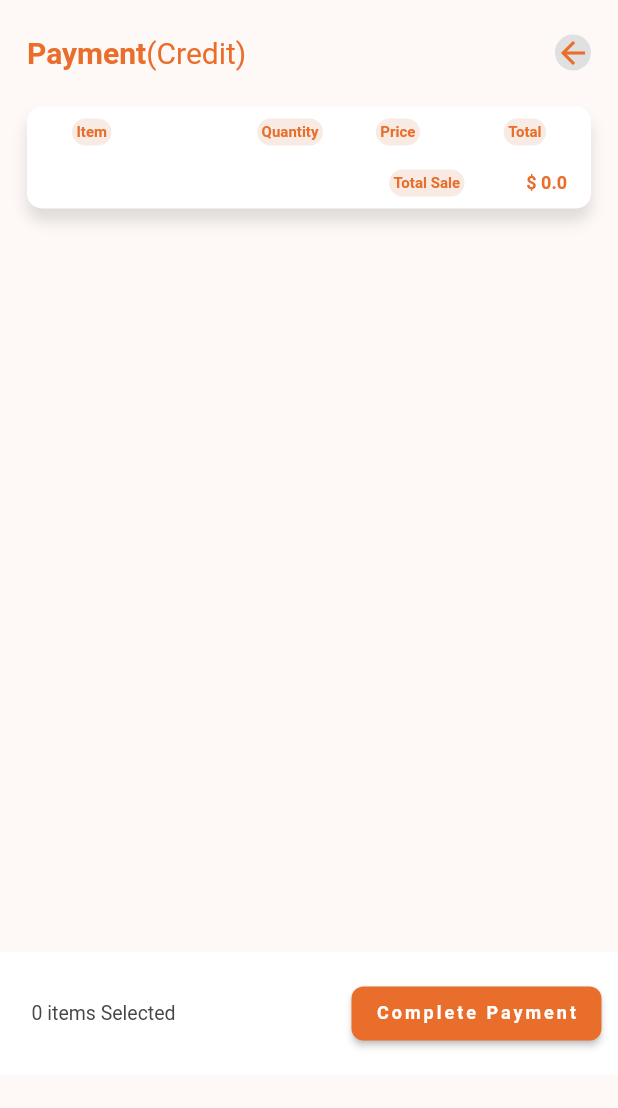
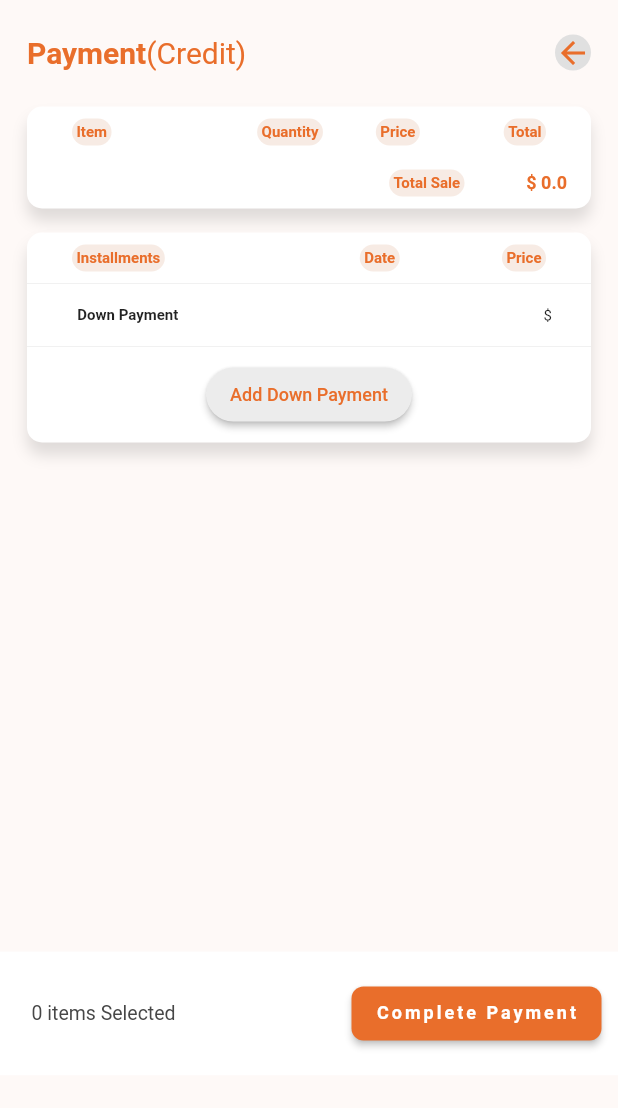
Before and after one commit to immortalcodes/mobeleaseapp, a Flutter app: the PaymentCredit screen opened directly with empty values, after a tap on "Complete Payment", on a phone screen of 412 x 824 dp, the part 99-1207 px from its top. Run offline on Flutter 3.47's test engine with Material 2 defaults, Android fonts, the phone set to English and light mode, and no system bars; our stand-ins replace flutter_svg, image_picker, shared_preferences, shimmer; missing offline and left inert: dart:ffi; accounts and stored records are empty.

Commit message:
down payment & make sale done

```diff
--- a/client/lib/screens/Employee/Emp_Assign_2.dart
+++ b/client/lib/screens/Employee/Emp_Assign_2.dart
@@ -87,13 +87,14 @@ class _Emp_Assign_2State extends State<Emp_Assign_2> {
           farmName.isNotEmpty &&
           _imageFile.toString().isNotEmpty) {
         if (selectedCategory == 'Credit') {
+          String name = "$firstname $lastname";
           // ignore: use_build_context_synchronously
           Navigator.push(
             context,
             MaterialPageRoute(
               builder: (context) => PaymentCredit(
                 isSelectedItems: widget.isSelectedItems,
-                cName: "$firstName $lastName",
+                cName: name,
                 cPhoneno: phoneno,
                 cAlert: forAlert,
                 cImage: encodedImage,
--- a/client/lib/screens/Employee/Emp_home.dart
+++ b/client/lib/screens/Employee/Emp_home.dart
@@ -182,7 +182,8 @@ class _Emp_homeState extends State<Emp_home> {
                                     cost: salesData[index]['totalsale'],
                                     date: formatTimestamp(
                                         salesData[index]['timestamp']),
-                                    name: salesData[index]['customername'],
+                                    name:
+                                        salesData[index]['customername'] ?? "",
                                     cash:
                                         salesData[index]['saletype'] == "cash",
                                     paid: salesData[index]['status'] == "paid",
--- a/client/lib/screens/Employee/PaymentCredit.dart
+++ b/client/lib/screens/Employee/PaymentCredit.dart
@@ -38,8 +38,7 @@ class PaymentCredit extends StatefulWidget {
   State<PaymentCredit> createState() => _PaymentCreditState();
 }
 
-String? EMIVal = " ";
-TextEditingController _EMIValController = TextEditingController(text: EMIVal);
+TextEditingController _dueValController = TextEditingController();
 TextEditingController _dateController = TextEditingController();
 
 class _PaymentCreditState extends State<PaymentCredit> {
@@ -50,7 +49,7 @@ class _PaymentCreditState extends State<PaymentCredit> {
       builder: (BuildContext context) {
         return AlertDialog(
           title: Text(
-            'Add EMI',
+            'Add Down Payment',
             style: TextStyle(color: Color(0xffE96E2B)),
           ),
           content: SingleChildScrollView(
@@ -59,13 +58,13 @@ class _PaymentCreditState extends State<PaymentCredit> {
                 Column(
                   crossAxisAlignment: CrossAxisAlignment.start,
                   children: [
-                    Text("Amount of EMI",
+                    Text("Due Amount",
                         style: TextStyle(
                             fontWeight: FontWeight.w500, fontSize: 12)),
                     TextFieldWidget(
                         profileField: false,
                         hint: '\$980',
-                        controller: _EMIValController),
+                        controller: _dueValController),
                   ],
                 ),
                 SizedBox(
@@ -140,7 +139,15 @@ class _PaymentCreditState extends State<PaymentCredit> {
                           TextStyle(fontSize: 18, fontWeight: FontWeight.bold),
                       shape: RoundedRectangleBorder(
                           borderRadius: BorderRadius.circular(8.0))),
-                  onPressed: () {},
+                  onPressed: () {
+                    print("### ${_dateController.text}");
+                    print("### ${_dueValController.text}");
+                    Navigator.of(context).pop();
+                    ScaffoldMessenger.of(context).showSnackBar(SnackBar(
+                      content: Text("Installment added successfully"),
+                      duration: Duration(seconds: 5),
+                    ));
+                  },
                   child: Text(
                     "ADD",
                     style: TextStyle(fontSize: 12, fontWeight: FontWeight.w700),
@@ -185,7 +192,7 @@ class _PaymentCreditState extends State<PaymentCredit> {
   Future<void> onPayment() async {
     final token = await authController.getToken();
     var url = Uri.parse('$baseUrl/sale/makesale');
-
+    print("############### ${widget.cName}");
     final response = await http.post(
       url,
       body: jsonEncode({
@@ -201,9 +208,26 @@ class _PaymentCreditState extends State<PaymentCredit> {
       }),
       headers: {'Cookie': token!, 'Content-Type': 'application/json'},
     );
+    Map<String, dynamic> jsonResponse = json.decode(response.body);
+    int saleId = jsonResponse['data']['saleid'];
 
     if (response.statusCode == 200) {
       print("sale is make sucessful");
+
+      var url2 = Uri.parse('$baseUrl/sale/addinstallment');
+      final responseDownPayment = await http.post(
+        url2,
+        body: jsonEncode({
+          "saleid": saleId,
+          "status": "down",
+          "paymentdate": _dueValController.text,
+          "amountpaid": _dateController.text
+        }),
+        headers: {'Cookie': token!, 'Content-Type': 'application/json'},
+      );
+
+      if (responseDownPayment.statusCode == 200) {
+        print("%%%%% $responseDownPayment.body");
         ScaffoldMessenger.of(context).showSnackBar(SnackBar(
           content: Text("sale is make sucessful"),
           duration: Duration(seconds: 5),
@@ -211,9 +235,9 @@ class _PaymentCreditState extends State<PaymentCredit> {
 
         Navigator.push(
             context, MaterialPageRoute(builder: (context) => Emp_Reports_1()));
-      print(response.body);
       } else {
         print("error: ");
+      }
     }
   }
 
@@ -346,83 +370,79 @@ class _PaymentCreditState extends State<PaymentCredit> {
                     ),
                   ),
                 ),
-                // Padding(
-                //   padding: const EdgeInsets.symmetric(
-                //       vertical: 8.0, horizontal: 18.0),
-                //   child: Container(
-                //     decoration: BoxDecoration(
-                //       borderRadius: BorderRadius.circular(10),
-                //       color: Colors.white,
-                //       boxShadow: [
-                //         BoxShadow(
-                //           color: Colors.black12,
-                //           blurRadius: 8.0,
-                //           offset: Offset(0, 8),
-                //         ),
-                //       ],
-                //     ),
-                //     child: Column(
-                //       children: [
-                //         Padding(
-                //           padding: const EdgeInsets.symmetric(
-                //               horizontal: 30.0, vertical: 8),
-                //           child: Row(
-                //             mainAxisAlignment: MainAxisAlignment.spaceBetween,
-                //             children: [
-                //               PaymentTag(
-                //                 Tag: 'Installments',
-                //               ),
-                //               SizedBox(
-                //                 width: MediaQuery.of(context).size.width * 0.2,
-                //               ),
-                //               PaymentTag(
-                //                 Tag: 'Date',
-                //               ),
-                //               SizedBox(
-                //                 width: MediaQuery.of(context).size.width * 0.05,
-                //               ),
-                //               PaymentTag(
-                //                 Tag: 'Price',
-                //               ),
-                //             ],
-                //           ),
-                //         ),
-                //         InstallmentsCard(
-                //             installments: 'Down Payment',
-                //             date: '03/04/22',
-                //             price: 5300),
-                //         InstallmentsCard(
-                //             installments: '1st EMI',
-                //             date: '03/04/22',
-                //             price: 1000),
-                //         Padding(
-                //             padding: const EdgeInsets.symmetric(
-                //                 vertical: 8.0, horizontal: 16),
-                //             child: ElevatedButton(
-                //               style: ElevatedButton.styleFrom(
-                //                   backgroundColor: Color(0xffECECEC),
-                //                   // elevation: 5.0,
-                //                   textStyle: TextStyle(
-                //                     fontSize: 18,
-                //                   ),
-                //                   shape: RoundedRectangleBorder(
-                //                       borderRadius:
-                //                           BorderRadius.circular(20.0))),
-                //               onPressed: () {
-                //                 _showAddEmiDialog(context);
-                //               },
-                //               child: Text(
-                //                 "Add EMI",
-                //                 style: TextStyle(
-                //                     color: Color(0xffE96E2B),
-                //                     fontSize: 12,
-                //                     fontWeight: FontWeight.w500),
-                //               ),
-                //             )),
-                //       ],
-                //     ),
-                //   ),
-                // ),
+                Padding(
+                  padding: const EdgeInsets.symmetric(
+                      vertical: 8.0, horizontal: 18.0),
+                  child: Container(
+                    decoration: BoxDecoration(
+                      borderRadius: BorderRadius.circular(10),
+                      color: Colors.white,
+                      boxShadow: [
+                        BoxShadow(
+                          color: Colors.black12,
+                          blurRadius: 8.0,
+                          offset: Offset(0, 8),
+                        ),
+                      ],
+                    ),
+                    child: Column(
+                      children: [
+                        Padding(
+                          padding: const EdgeInsets.symmetric(
+                              horizontal: 30.0, vertical: 8),
+                          child: Row(
+                            mainAxisAlignment: MainAxisAlignment.spaceBetween,
+                            children: [
+                              PaymentTag(
+                                Tag: 'Installments',
+                              ),
+                              SizedBox(
+                                width: MediaQuery.of(context).size.width * 0.2,
+                              ),
+                              PaymentTag(
+                                Tag: 'Date',
+                              ),
+                              SizedBox(
+                                width: MediaQuery.of(context).size.width * 0.05,
+                              ),
+                              PaymentTag(
+                                Tag: 'Price',
+                              ),
+                            ],
+                          ),
+                        ),
+                        InstallmentsCard(
+                            installments: 'Down Payment',
+                            date: _dateController.text ?? "",
+                            price: _dueValController.text ?? "0.0"),
+                        Padding(
+                            padding: const EdgeInsets.symmetric(
+                                vertical: 8.0, horizontal: 16),
+                            child: ElevatedButton(
+                              style: ElevatedButton.styleFrom(
+                                  backgroundColor: Color(0xffECECEC),
+                                  // elevation: 5.0,
+                                  textStyle: TextStyle(
+                                    fontSize: 18,
+                                  ),
+                                  shape: RoundedRectangleBorder(
+                                      borderRadius:
+                                          BorderRadius.circular(20.0))),
+                              onPressed: () {
+                                _showAddEmiDialog(context);
+                              },
+                              child: Text(
+                                "Add Down Payment",
+                                style: TextStyle(
+                                    color: Color(0xffE96E2B),
+                                    fontSize: 12,
+                                    fontWeight: FontWeight.w500),
+                              ),
+                            )),
+                      ],
+                    ),
+                  ),
+                ),
                 Expanded(
                   child: Stack(
                     children: <Widget>[
--- a/client/lib/widgets/InstallmentsCard.dart
+++ b/client/lib/widgets/InstallmentsCard.dart
@@ -2,10 +2,11 @@ import 'package:flutter/material.dart';
 import 'package:flutter_svg/flutter_svg.dart';
 
 class InstallmentsCard extends StatelessWidget {
-  String installments='';
-  String date="";
-  double price=0;
-  InstallmentsCard({required this.installments,required this.date,required this.price});
+  String installments = '';
+  String date = "";
+  String price = "";
+  InstallmentsCard(
+      {required this.installments, required this.date, required this.price});
 
   @override
   Widget build(BuildContext context) {
@@ -14,25 +15,35 @@ class InstallmentsCard extends StatelessWidget {
       width: double.infinity,
       decoration: BoxDecoration(
           color: Colors.white,
-          border: Border(top: BorderSide(color: Colors.black12, width: 0.3),bottom: BorderSide(color: Colors.black12, width: 0.3))
-      ),
+          border: Border(
+              top: BorderSide(color: Colors.black12, width: 0.3),
+              bottom: BorderSide(color: Colors.black12, width: 0.3))),
       child: Padding(
         padding: const EdgeInsets.symmetric(horizontal: 26.0),
         child: Row(
           mainAxisAlignment: MainAxisAlignment.spaceBetween,
           children: [
             Container(
-              width: MediaQuery.of(context).size.width*0.2,
-                child: Text(installments, style: TextStyle(fontWeight: FontWeight.w600, fontSize: 10),textAlign: TextAlign.center,)
+                width: MediaQuery.of(context).size.width * 0.2,
+                child: Text(
+                  installments,
+                  style: TextStyle(fontWeight: FontWeight.w600, fontSize: 10),
+                  textAlign: TextAlign.center,
+                )),
+            SizedBox(
+              width: MediaQuery.of(context).size.width * 0.2,
+            ),
+            Text(
+              date,
+              style: TextStyle(fontWeight: FontWeight.w400, fontSize: 10),
             ),
             SizedBox(
-              width: MediaQuery.of(context).size.width*0.2,
+              width: MediaQuery.of(context).size.width * 0.1,
             ),
-            Text(date, style: TextStyle(fontWeight: FontWeight.w400, fontSize: 10),),
-            SizedBox(
-              width: MediaQuery.of(context).size.width*0.1,
+            Text(
+              '\$$price',
+              style: TextStyle(fontWeight: FontWeight.w400, fontSize: 10),
             ),
-            Text('\$$price', style: TextStyle(fontWeight: FontWeight.w400, fontSize: 10),),
           ],
         ),
       ),
```
Also changed, not shown: client/lib/screens/Employee/PaymentCash.dart (+38 -2 lines). Lines whose indentation alone changed are shown as unchanged.
